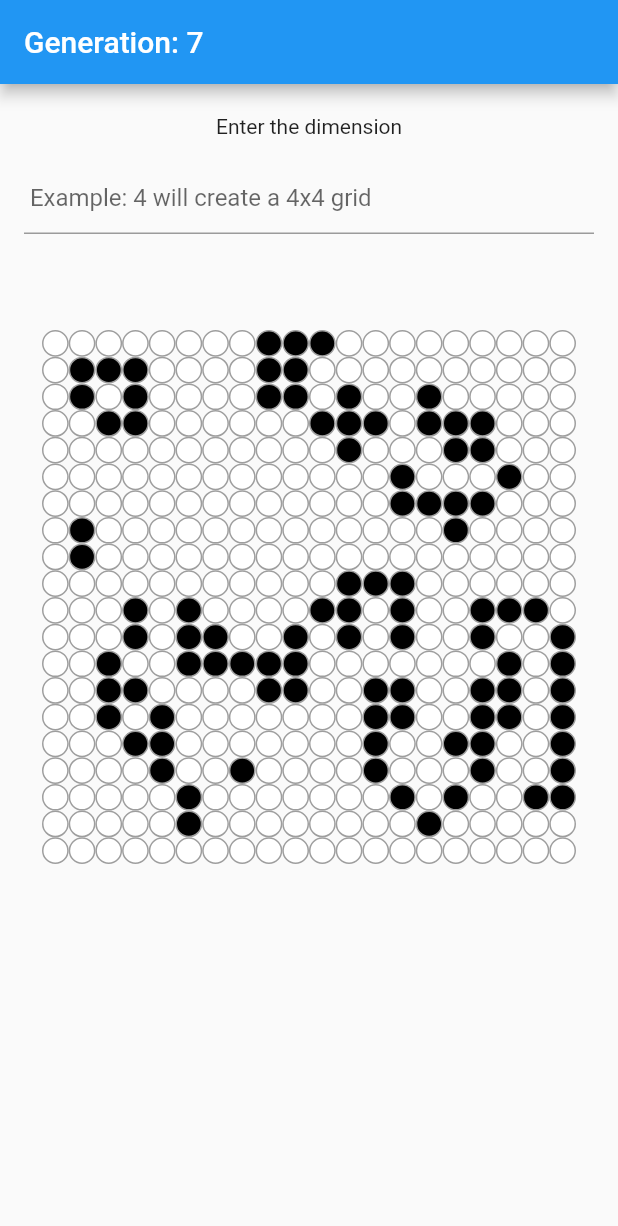
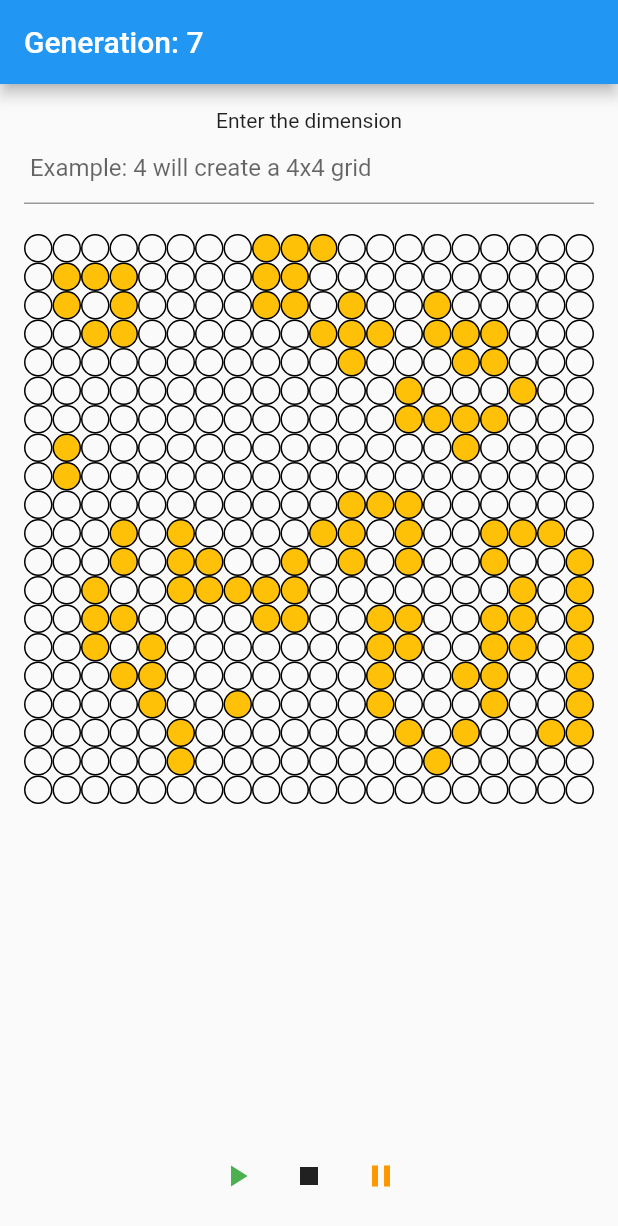
Before and after one commit to JoaoPauloUbaF/GameOfLifeFlutterDesignPatternsSOLID, a Flutter app: the screen it shows after launch, on a phone screen of 412 x 824 dp. Shown: the top 1226 px of the screen. Run offline on Flutter 3.47's test engine with Material 2 defaults, Android fonts, the phone set to English and light mode, and no system bars.

Commit message:
updates on UI grid widgets

```diff
--- a/lib/components/CellWidget.dart
+++ b/lib/components/CellWidget.dart
@@ -3,26 +3,36 @@ import 'package:flutter/material.dart';
 import '../models/cell.dart';
 import '../models/grid.dart';
 
-class CellWidget extends StatelessWidget {
-  const CellWidget({
-    super.key,
-    required this.grid,
-    required this.index,
-  });
+class RectangleCell extends StatelessWidget {
+  final CellState health;
 
-  final Grid grid;
-  final int index;
+  const RectangleCell({super.key, required this.health});
 
   @override
   Widget build(BuildContext context) {
     return Container(
       decoration: BoxDecoration(
-        color: grid.grid[index].health == CellState.alive
-            ? Colors.black
-            : Colors.white,
-        border: Border.all(color: Colors.grey),
-        borderRadius: BorderRadius.circular(20),
+        shape: BoxShape.rectangle,
+        color: health == CellState.alive ? Colors.green : Colors.transparent,
+        border: Border.all(color: Colors.black),
       ),
     );
   }
 }
+
+class CircleCell extends StatelessWidget {
+  final CellState health;
+
+  const CircleCell({super.key, required this.health});
+
+  @override
+  Widget build(BuildContext context) {
+    return Container(
+      decoration: BoxDecoration(
+        shape: BoxShape.circle,
+        color: health == CellState.alive ? Colors.amber : Colors.transparent,
+        border: Border.all(color: Colors.black),
+      ),
+    );
+  }
+}
--- a/lib/components/GridWidget.dart
+++ b/lib/components/GridWidget.dart
@@ -1,6 +1,7 @@
+import 'dart:math';
+
 import 'package:flutter/material.dart';
 import 'package:game_of_life_design_patterns_solid/models/cell.dart';
-
 import '../models/grid.dart';
 import 'CellWidget.dart';
 
@@ -14,16 +15,16 @@ class GridWidget extends StatelessWidget {
 
   @override
   Widget build(BuildContext context) {
-    return SizedBox(
-      height: MediaQuery.of(context).size.height * 0.84,
-      child: GridView.count(
-        crossAxisCount: grid.rows,
-        children: List.generate(grid.rows * grid.rows, (index) {
-          int row = index ~/ grid.rows;
-          int column = index % grid.rows;
-          return CellWidget(grid: grid, index: index);
-        }),
+    return GridView.builder(
+      gridDelegate: SliverGridDelegateWithFixedCrossAxisCount(
+        crossAxisCount: grid.columns,
       ),
+      itemBuilder: (context, index) {
+        Cell cell = grid.grid[index];
+
+        return CircleCell(health: cell.health);
+      },
+      itemCount: grid.grid.length,
     );
   }
 }
--- a/lib/main.dart
+++ b/lib/main.dart
@@ -27,7 +27,7 @@ class _GameOfLifeState extends State<GameOfLife> {
 
   Timer? timer;
 
-  Widget _someSpace = const SizedBox(
+  final Widget _someSpace = const SizedBox(
     height: 20,
   );
 
@@ -55,18 +55,12 @@ class _GameOfLifeState extends State<GameOfLife> {
       appBar: AppBar(
         title: Text('Generation: $_generation'),
       ),
-      body: SizedBox(
-        height: MediaQuery.of(context).size.height,
-        child: ListView(
-          children: [
-            Center(
+      body: Padding(
+        padding: const EdgeInsets.all(16.0),
         child: Column(
           children: [
-                  _someSpace,
             const Text('Enter the dimension'),
-                  Padding(
-                    padding: const EdgeInsets.all(16),
-                    child: TextField(
+            TextField(
               decoration: const InputDecoration(
                 hintText: ' Example: 4 will create a 4x4 grid',
               ),
@@ -80,15 +74,11 @@ class _GameOfLifeState extends State<GameOfLife> {
                 });
               },
             ),
-                  ),
-                ],
-              ),
-            ),
-            _someSpace,
-            Padding(
-              padding: const EdgeInsets.all(28.0),
+            const SizedBox(height: 20),
+            Expanded(
               child: GridWidget(grid: grid),
             ),
+            const SizedBox(height: 20),
             Row(
               mainAxisAlignment: MainAxisAlignment.center,
               children: [
@@ -120,7 +110,7 @@ class _GameOfLifeState extends State<GameOfLife> {
                   color: Colors.orange,
                 ),
               ],
-            )
+            ),
           ],
         ),
       ),
--- /dev/null
+++ b/lib/models/game_of_life.dart
@@ -0,0 +1,12 @@
+import 'grid.dart';
+
+class GameOfLife {
+  static GameOfLife? _instance;
+
+  late final int generation = 0;
+  Grid grid = Grid(20, 20);
+
+  // Avoid self instance
+  GameOfLife._();
+  static GameOfLife get instance => _instance ??= GameOfLife._();
+}
```
Lines whose indentation alone changed are shown as unchanged.
